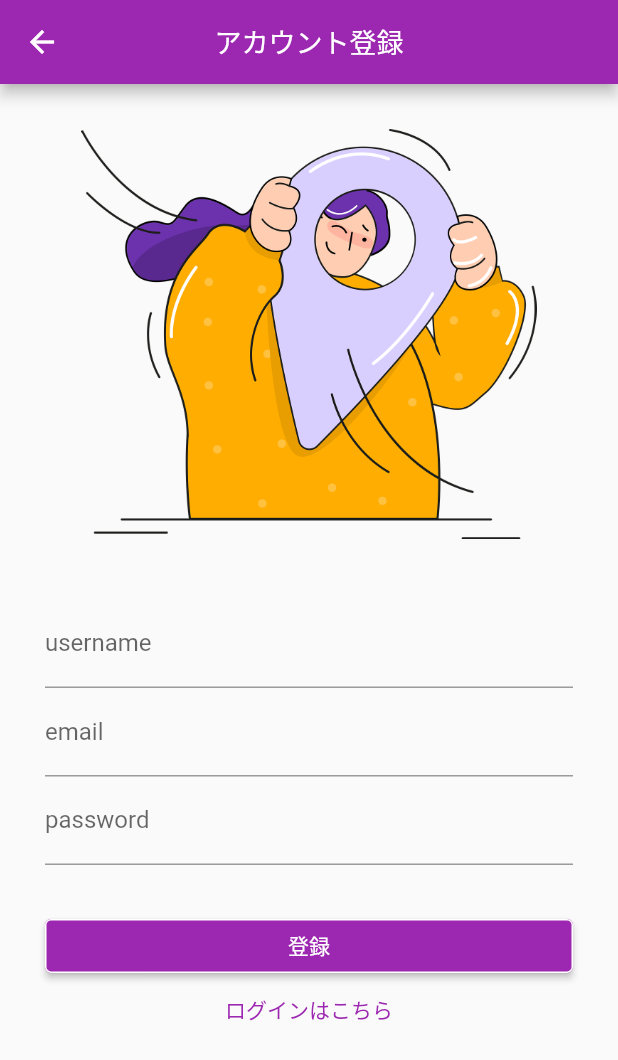
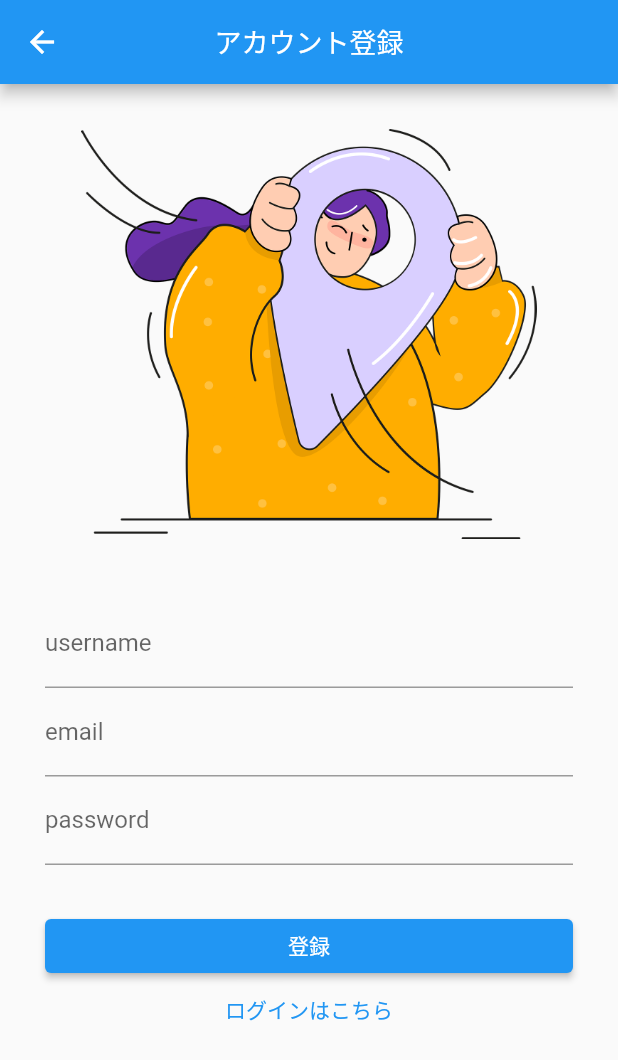
Before and after one commit to morikann/tomodoko, a Flutter app: the screen it shows after launch, after a tap on "アカウント登録", on a phone screen of 412 x 824 dp. Shown: the top 1060 px of the screen. Run offline on Flutter 3.47's test engine with Material 2 defaults, Android fonts, the light colour scheme and no system bars; drawn by our look-alikes of modal_progress_hud_nsn; our stand-ins replace cloud_firestore, email_validator, firebase_auth, firebase_core, firebase_storage, flutter_compass and 2 more; accounts and stored records are empty; network calls fail.

Commit message:
テーマカラーの変更

```diff
--- a/lib/component/common_button.dart
+++ b/lib/component/common_button.dart
@@ -22,7 +22,7 @@ class CommonButton extends StatelessWidget {
         style: ElevatedButton.styleFrom(
           primary: backgroundColor,
           side: BorderSide(
-            color: textColor,
+            color: textColor == Colors.white ? Colors.transparent : textColor,
           ),
         ),
         onPressed: onPressed,
--- a/lib/main.dart
+++ b/lib/main.dart
@@ -22,7 +22,7 @@ class Tomodoko extends StatelessWidget {
     return MaterialApp(
       title: 'tomodoko',
       theme: ThemeData(
-        primarySwatch: Colors.purple,
+        primarySwatch: Colors.blue,
       ),
       initialRoute: WelcomeScreen.id,
       routes: {
--- a/lib/view/login_screen.dart
+++ b/lib/view/login_screen.dart
@@ -158,7 +158,7 @@ class _LoginScreenState extends State<LoginScreen> {
                                   });
                                 }
                               },
-                              backgroundColor: Colors.purple,
+                              backgroundColor: Colors.blue,
                               textColor: Colors.white,
                             ),
                             Padding(
@@ -170,7 +170,7 @@ class _LoginScreenState extends State<LoginScreen> {
                                 },
                                 child: const Text(
                                   'アカウント登録はこちら',
-                                  style: TextStyle(color: Colors.purple),
+                                  style: TextStyle(color: Colors.blue),
                                 ),
                               ),
                             ),
--- a/lib/view/signup_screen.dart
+++ b/lib/view/signup_screen.dart
@@ -209,7 +209,7 @@ class _SignupScreenState extends State<SignupScreen> {
                             CommonButton(
                               name: '登録',
                               textColor: Colors.white,
-                              backgroundColor: Colors.purple,
+                              backgroundColor: Colors.blue,
                               onPressed: () async {
                                 _formKey.currentState!.save();
                                 await checkNameExists(username);
@@ -230,7 +230,7 @@ class _SignupScreenState extends State<SignupScreen> {
                                 },
                                 child: const Text(
                                   'ログインはこちら',
-                                  style: TextStyle(color: Colors.purple),
+                                  style: TextStyle(color: Colors.blue),
                                 ),
                               ),
                             ),
--- a/lib/view/user_detail_screen.dart
+++ b/lib/view/user_detail_screen.dart
@@ -164,7 +164,7 @@ class _UserDetailScreenState extends State<UserDetailScreen> {
                       TextSpan(
                         text: distance,
                         style: const TextStyle(
-                            color: Colors.purple,
+                            color: Colors.blue,
                             fontWeight: FontWeight.bold,
                             fontSize: 50),
                       ),
@@ -213,7 +213,7 @@ Widget _buildCompass(double bearing) {
           angle: (direction - bearing) * (pi / 180) * -1,
           child: const Image(
             image: AssetImage('images/navigation.png'),
-            color: Colors.purple,
+            color: Colors.blue,
           ),
         ),
         height: 200,
--- a/lib/view/user_list_screen.dart
+++ b/lib/view/user_list_screen.dart
@@ -155,7 +155,7 @@ class _UserListScreenState extends State<UserListScreen> {
                       },
                       leading: data['imgURL'] == null
                           ? CircleAvatar(
-                              backgroundColor: Colors.purple.shade200,
+                              backgroundColor: Colors.blue.shade200,
                               radius: 20,
                               child: const CircleAvatar(
                                 radius: 19,
@@ -165,7 +165,7 @@ class _UserListScreenState extends State<UserListScreen> {
                               ),
                             )
                           : CircleAvatar(
-                              backgroundColor: Colors.purple.shade200,
+                              backgroundColor: Colors.blue.shade200,
                               radius: 20,
                               child: CircleAvatar(
                                 radius: 19,
--- a/lib/view/welcome_screen.dart
+++ b/lib/view/welcome_screen.dart
@@ -25,7 +25,7 @@ class WelcomeScreen extends StatelessWidget {
                       style: TextStyle(
                         fontSize: 54.0,
                         fontWeight: FontWeight.bold,
-                        color: Colors.purple,
+                        color: Colors.blue,
                         fontFamily: 'FjallaOne',
                         letterSpacing: 3.0,
                       ),
@@ -48,7 +48,7 @@ class WelcomeScreen extends StatelessWidget {
                       onPressed: () {
                         Navigator.of(context).pushNamed(SignupScreen.id);
                       },
-                      textColor: Colors.purple,
+                      textColor: Colors.blue,
                       backgroundColor: Colors.white,
                     ),
                     CommonButton(
@@ -57,7 +57,7 @@ class WelcomeScreen extends StatelessWidget {
                         Navigator.of(context).pushNamed(LoginScreen.id);
                       },
                       textColor: Colors.white,
-                      backgroundColor: Colors.purple,
+                      backgroundColor: Colors.blue,
                     ),
                   ],
                 ),
```
Also changed, not shown: lib/view/current_user_screen.dart (+6 -6 lines).
